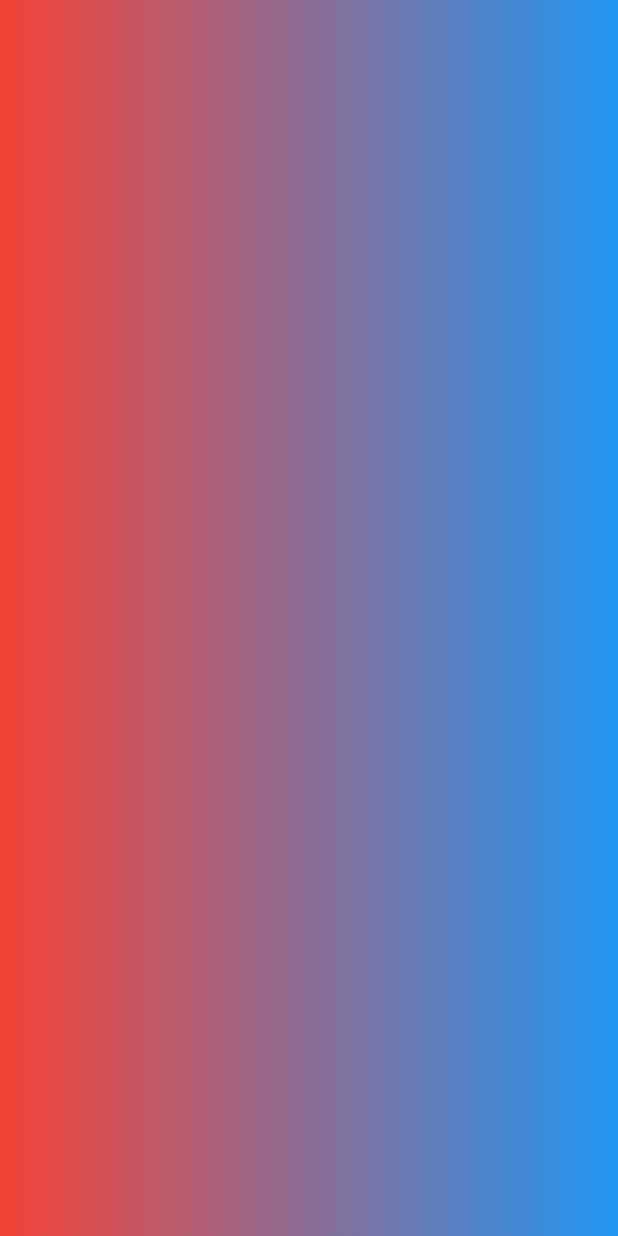
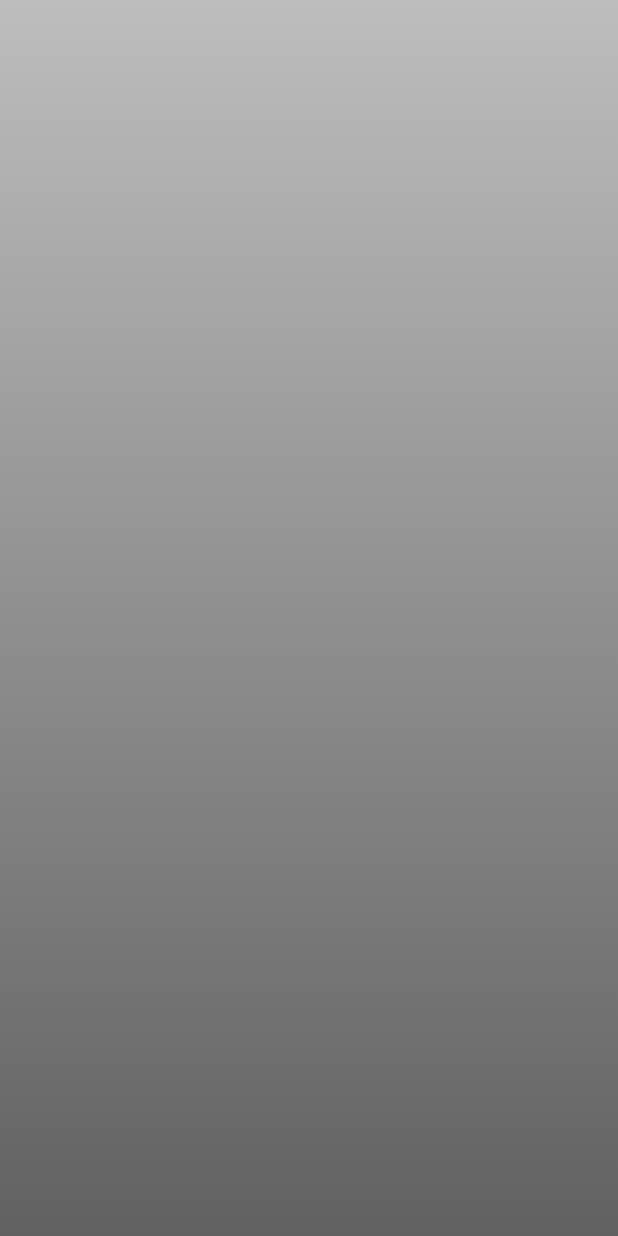
Before and after one commit to alxreed/flutter_social, a Flutter app: the screen it shows after launch, on a phone screen of 412 x 824 dp. Run offline on Flutter 3.47's test engine with Material 2 defaults, Android fonts, the phone set to English and light mode, and no system bars; our stand-ins replace firebase_auth; accounts and stored records are empty.

Commit message:
added assets and creates constants color

```diff
--- a/lib/controllers/log_controller.dart
+++ b/lib/controllers/log_controller.dart
@@ -17,11 +17,13 @@ class _LogState extends State<LogController> {
         child: SingleChildScrollView(
           child: Container(
             width: MediaQuery.of(context).size.width,
-            height: (MediaQuery.of(context).size.height >= 650.0) ? MediaQuery.of(context).size.height : 650.0,
-            decoration: MyGradient(startColor: Colors.red, endColor: Colors.blue, horizontal: true),
-            ),
+            height: (MediaQuery.of(context).size.height >= 650.0)
+                ? MediaQuery.of(context).size.height
+                : 650.0,
+            decoration: MyGradient(startColor: base, endColor: baseAccent),
           ),
         ),
+      ),
     );
   }
 }
--- a/lib/views/my_material.dart
+++ b/lib/views/my_material.dart
@@ -1,3 +1,4 @@
 library widgets;
 
 export 'my_widgets/my_gradient.dart';
+export 'my_widgets/constants.dart';
--- /dev/null
+++ b/lib/views/my_widgets/constants.dart
@@ -0,0 +1,6 @@
+import 'package:flutter/material.dart';
+
+const Color white = const Color(0xFFFFFFFF);
+const Color base = const Color(0xFFBDBDBD);
+const Color baseAccent = const Color(0xFF616161);
+const Color pointer = const Color(0xFFF44336);
```
Also changed, not shown: assets/darkBee.png (added), assets/event.jpg (added), assets/home.jpg (added), assets/profile.jpg (added).
